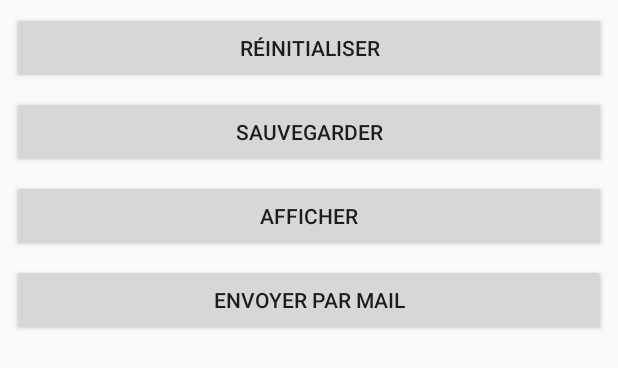
After one commit to Alexis-kgt/iMob, an Android app: the layout menu.xml on its own in the app's theme, with its tools: preview values and no code run, on a phone screen of 412 x 824 dp. The commit adds this screen. Shown: the top 368 px of the screen. Run offline under Robolectric (Android 15) with nearby library versions, the phone set to English and light mode, and no system bars.

Commit message:
upd 13/11

```diff
--- /dev/null
+++ b/TP2/app/src/main/res/layout/menu.xml
@@ -0,0 +1,71 @@
+<?xml version="1.0" encoding="utf-8"?>
+<android.support.constraint.ConstraintLayout xmlns:android="http://schemas.android.com/apk/res/android"
+    xmlns:app="http://schemas.android.com/apk/res-auto"
+    xmlns:tools="http://schemas.android.com/tools"
+    android:layout_width="match_parent"
+    android:layout_height="wrap_content">
+
+    <Button
+        android:id="@+id/resetButton"
+        android:layout_width="0dp"
+        android:layout_height="wrap_content"
+        android:layout_marginStart="8dp"
+        android:layout_marginLeft="8dp"
+        android:layout_marginTop="8dp"
+        android:layout_marginEnd="8dp"
+        android:layout_marginRight="8dp"
+        android:layout_marginBottom="8dp"
+        android:text="@string/reset"
+        app:layout_constraintEnd_toEndOf="parent"
+        app:layout_constraintStart_toStartOf="parent"
+        app:layout_constraintTop_toTopOf="parent"
+        android:onClick="reinitialiserGraphe"/>
+
+    <Button
+        android:id="@+id/saveButton"
+        android:layout_width="0dp"
+        android:layout_height="wrap_content"
+        android:layout_marginStart="8dp"
+        android:layout_marginLeft="8dp"
+        android:layout_marginTop="8dp"
+        android:layout_marginEnd="8dp"
+        android:layout_marginRight="8dp"
+        android:layout_marginBottom="8dp"
+        android:text="@string/save"
+        app:layout_constraintEnd_toEndOf="parent"
+        app:layout_constraintStart_toStartOf="parent"
+        app:layout_constraintTop_toBottomOf="@+id/resetButton"
+        android:onClick="sauvegarderGraphe"/>
+
+    <Button
+        android:id="@+id/displayButton"
+        android:layout_width="0dp"
+        android:layout_height="wrap_content"
+        android:layout_marginStart="8dp"
+        android:layout_marginLeft="8dp"
+        android:layout_marginTop="8dp"
+        android:layout_marginEnd="8dp"
+        android:layout_marginRight="8dp"
+        android:layout_marginBottom="8dp"
+        android:text="@string/display"
+        app:layout_constraintEnd_toEndOf="parent"
+        app:layout_constraintStart_toStartOf="parent"
+        app:layout_constraintTop_toBottomOf="@+id/saveButton" />
+
+    <Button
+        android:id="@+id/sendButton"
+        android:layout_width="0dp"
+        android:layout_height="wrap_content"
+        android:layout_marginStart="8dp"
+        android:layout_marginLeft="8dp"
+        android:layout_marginTop="8dp"
+        android:layout_marginEnd="8dp"
+        android:layout_marginRight="8dp"
+        android:layout_marginBottom="8dp"
+        android:text="@string/send"
+        app:layout_constraintEnd_toEndOf="parent"
+        app:layout_constraintStart_toStartOf="parent"
+        app:layout_constraintBottom_toBottomOf="parent"
+        app:layout_constraintTop_toBottomOf="@+id/displayButton" />
+
+</android.support.constraint.ConstraintLayout>
--- a/TP2/app/src/main/res/values/strings.xml
+++ b/TP2/app/src/main/res/values/strings.xml
@@ -16,4 +16,8 @@
     <string name="size">Taille</string>
     <string name="width">Epaisseur</string>
     <string name="delete">Supprimer</string>
+    <string name="reset"> Réinitialiser</string>
+    <string name="save"> Sauvegarder</string>
+    <string name="display"> Afficher</string>
+    <string name="send"> Envoyer par mail</string>
 </resources>
```
Also changed, not shown: TP2/app/src/main/java/com/example/yoyob/tp2/Graph.java (+8 -1 lines), TP2/app/src/main/java/com/example/yoyob/tp2/MainActivity.java (+106 -54 lines), TP2/app/src/main/res/layout/activity_main.xml (+5 -2 lines).
